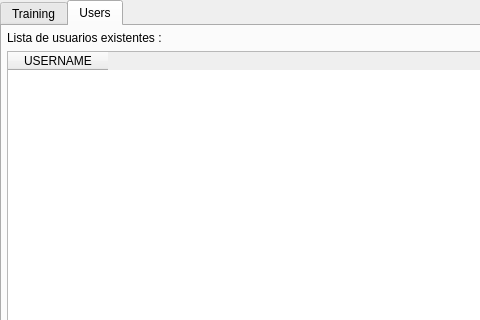
Old version of the form Resources/UI/AdminMenu.ui in the repository 40CompilerErrors/Proyecto2; both pictures show x 0 to 480 and y 0 to 320 of the 1265 by 780 pixel window.
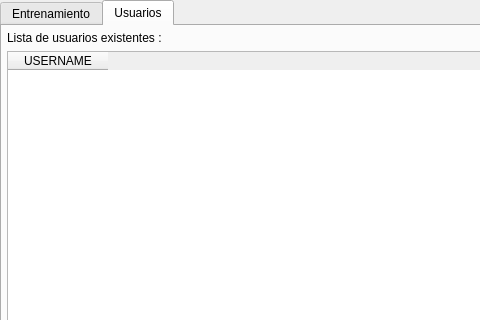
New version of the form. Icons and pictures are not drawn.

```diff
--- a/Resources/UI/AdminMenu.ui
+++ b/Resources/UI/AdminMenu.ui
@@ -36,7 +36,7 @@
         </property>
         <widget class="QWidget" name="training">
          <attribute name="title">
-          <string>Training</string>
+          <string>Entrenamiento</string>
          </attribute>
          <layout class="QGridLayout" name="gridLayout_2">
           <property name="leftMargin">
@@ -454,7 +454,7 @@
         </widget>
         <widget class="QWidget" name="users">
          <attribute name="title">
-          <string>Users</string>
+          <string>Usuarios</string>
          </attribute>
          <layout class="QGridLayout" name="gridLayout_3">
           <property name="leftMargin">
```
Left out of the diff: 4 changed lines with no effect on the pictures.
